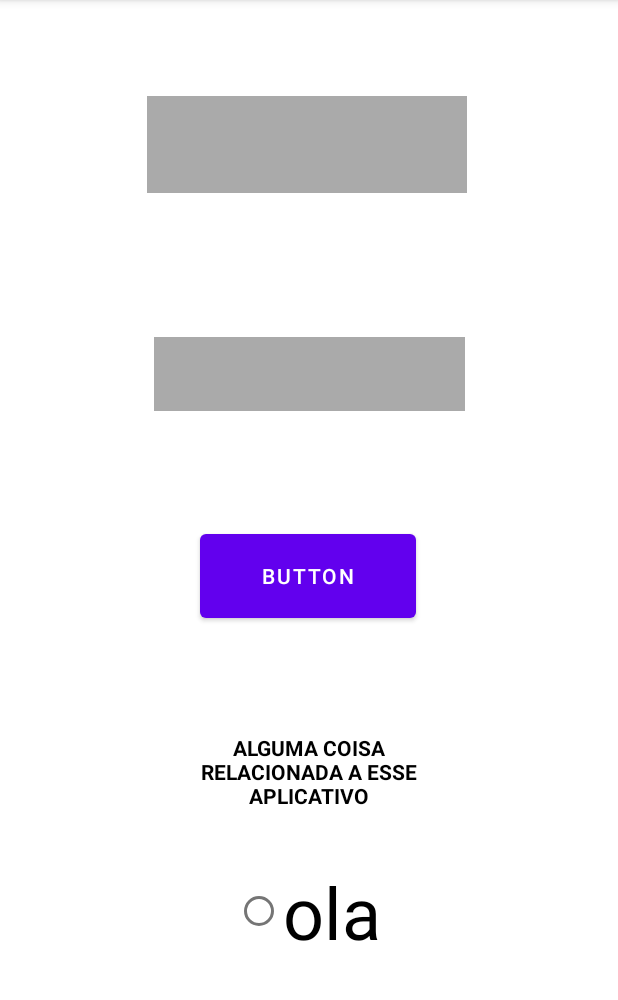
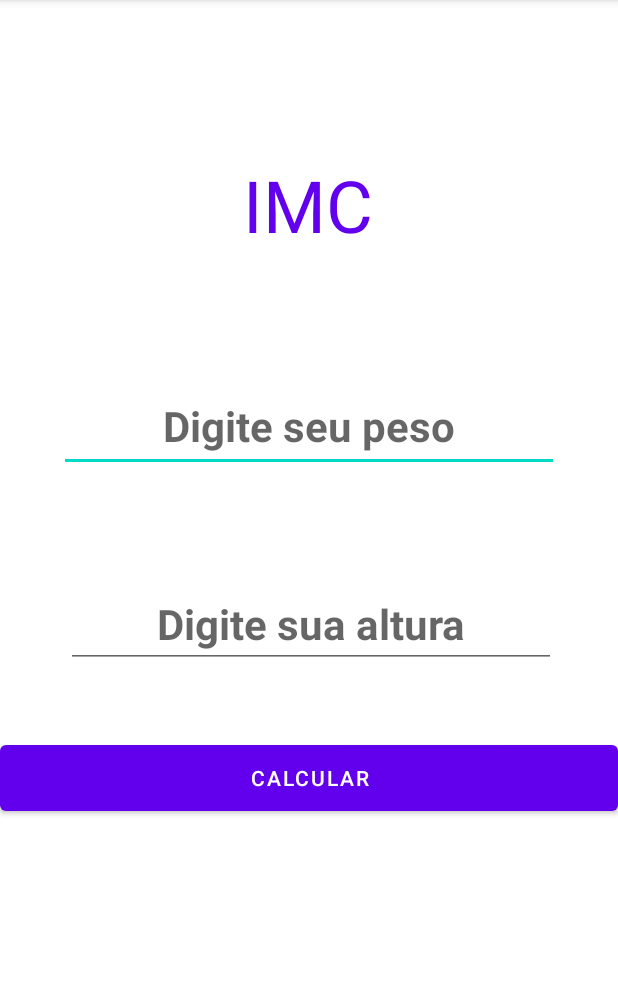
Before and after one commit to tumusx/BMI, an Android app: the screen it shows after launch (MainActivity), on a phone screen of 412 x 824 dp, the part 84-1084 px from its top. Run offline under Robolectric (Android 15) with nearby library versions, the phone set to English and light mode, and no system bars.

Commit message:
Finalize app - IMC

```diff
--- a/app/src/main/java/com/aplicacao/MainActivity.kt
+++ b/app/src/main/java/com/aplicacao/MainActivity.kt
@@ -6,45 +6,32 @@ import android.icu.number.IntegerWidth
 import androidx.appcompat.app.AppCompatActivity
 import android.os.Bundle
 import android.util.Log
+import android.widget.Button
+import android.widget.EditText
+import android.widget.TextView
 import kotlin.math.log
 
 class MainActivity : AppCompatActivity() {
     override fun onCreate(savedInstanceState: Bundle?) {
         super.onCreate(savedInstanceState)
         setContentView(R.layout.activity_main)
-        Log.w("lifecycle","Estou criando a tela")
-    }
+    val n1 = findViewById(R.id.peso) as EditText
+    val n2 = findViewById(R.id.altura) as EditText
+    val total = findViewById(R.id.resultado)as TextView
+    val cal1 = findViewById(R.id.calcuBot) as Button
 
-    override fun onStart() {
-        super.onStart()
-        Log.w("Lifecycle", "tela esta visivel")
-    }
+     cal1.setOnClickListener {
+         val val1 = n1.text.toString().toFloat()
+         val val2 = n2.text.toString().toFloat()
 
-    override fun onResume() {
-        super.onResume()
-        Log.w("Lifecycle", "Interagir com a tela")
-    }
 
-    override fun onPause() {
-        super.onPause()
-        Log.w("Lifecycle", "Agora voce nao pode Interagir")
-    }
+         val resultado = val1/(val2*val2).toFloat()
+         total.setText(resultado.toString())
 
-    override fun onStop() {
-        super.onStop()
-        Log.w("Lifecycle", "Agora voce parou a aplicacao e a tela nao está mais visivel")
+
+     }
 
     }
 
-    override fun onDestroy() {
-        super.onDestroy()
-        Log.w("Lifecycle", "Sua tela foi destruída")
-    }
 
-    override fun onRestart() {
-        super.onRestart()
-        Log.w("Lifecycle", "Sua tela foi restardada com sucesso")
-    }
-
-
-    }
+}
--- a/app/src/main/java/com/aplicacao/ResultActivity.kt
+++ b/app/src/main/java/com/aplicacao/ResultActivity.kt
@@ -7,5 +7,6 @@ class ResultActivity : AppCompatActivity() {
     override fun onCreate(savedInstanceState: Bundle?) {
         super.onCreate(savedInstanceState)
         setContentView(R.layout.activity_result)
+
     }
 }
--- a/app/src/main/res/layout/activity_main.xml
+++ b/app/src/main/res/layout/activity_main.xml
@@ -7,69 +7,77 @@
     tools:context=".MainActivity">
 
     <TextView
-        android:id="@+id/textView"
-        android:layout_width="185dp"
-        android:layout_height="97dp"
-        android:layout_marginTop="192dp"
+        android:id="@+id/imc"
+        android:layout_width="122dp"
+        android:layout_height="89dp"
+        android:layout_marginTop="92dp"
         android:gravity="center"
-        android:text="\nAlguma coisa relacionada a esse aplicativo\n"
-        android:textAllCaps="true"
-        android:textColor="@color/black"
-        android:textStyle="bold"
-        app:layout_constraintEnd_toEndOf="parent"
-        app:layout_constraintHorizontal_bias="0.497"
-        app:layout_constraintStart_toStartOf="parent"
-        app:layout_constraintTop_toBottomOf="@+id/editTextTextPersonName2" />
-
-    <RadioButton
-        android:layout_width="wrap_content"
-        android:layout_height="wrap_content"
-        android:text="ola"
+        android:text="IMC"
+        android:textColor="@color/purple_500"
+        android:textSize="48sp"
         app:layout_constraintEnd_toEndOf="parent"
         app:layout_constraintHorizontal_bias="0.498"
         app:layout_constraintStart_toStartOf="parent"
-        app:layout_constraintTop_toBottomOf="@+id/textView"
-        style="@style/tittle_purple" />
+        app:layout_constraintTop_toTopOf="parent" />
 
     <EditText
-        android:id="@+id/edi1"
+        android:id="@+id/peso"
+        android:layout_width="333dp"
+        android:layout_height="61dp"
+        android:layout_marginTop="72dp"
+        android:ems="10"
+        android:gravity="center|center_horizontal"
+        android:inputType="numberDecimal"
+        android:hint="Digite seu peso"
+        android:textColor="@color/black"
+        android:textSize="28sp"
+        android:textStyle="bold"
+        app:layout_constraintEnd_toEndOf="parent"
+        app:layout_constraintStart_toStartOf="parent"
+        app:layout_constraintTop_toBottomOf="@+id/imc" />
+
+    <EditText
+        android:id="@+id/altura"
         android:layout_width="wrap_content"
         android:layout_height="wrap_content"
+        android:layout_marginTop="72dp"
+        android:ems="10"
+        android:gravity="center|center_horizontal"
+        android:hint="Digite sua altura"
+        android:inputType="numberDecimal"
+        android:textColor="@color/black"
+        android:textSize="28sp"
+        android:textStyle="bold"
+        app:layout_constraintBottom_toTopOf="@+id/calcuBot"
+        app:layout_constraintEnd_toEndOf="parent"
+        app:layout_constraintHorizontal_bias="0.512"
+        app:layout_constraintStart_toStartOf="parent"
+        app:layout_constraintTop_toBottomOf="@+id/peso"
+        app:layout_constraintVertical_bias="0.0" />
+
+    <Button
+        android:id="@+id/calcuBot"
+        android:layout_width="match_parent"
+        android:layout_height="56dp"
+        android:layout_marginTop="176dp"
+        android:text="Calcular"
+        app:layout_constraintEnd_toEndOf="parent"
+        app:layout_constraintHorizontal_bias="0.0"
+        app:layout_constraintStart_toStartOf="parent"
+        app:layout_constraintTop_toBottomOf="@+id/peso" />
+
+    <TextView
+        android:id="@+id/resultado"
+        android:layout_width="143dp"
+        android:layout_height="54dp"
         android:layout_marginTop="64dp"
-        android:background="@android:color/darker_gray"
-        android:ems="10"
         android:gravity="center"
-        android:inputType="textPersonName"
-        android:minHeight="48dp"
-        android:padding="20dp"
-        app:layout_constraintEnd_toEndOf="parent"
-        app:layout_constraintHorizontal_bias="0.492"
-        app:layout_constraintStart_toStartOf="parent"
-        app:layout_constraintTop_toTopOf="parent"
-        tools:ignore="SpeakableTextPresentCheck" />
-
-    <EditText
-        android:id="@+id/editTextTextPersonName2"
-        android:layout_width="207dp"
-        android:layout_height="49dp"
-        android:layout_marginTop="96dp"
-        android:background="@android:color/darker_gray"
-        android:ems="10"
-        android:gravity="center"
-        android:inputType="textPersonName"
+        android:textSize="28sp"
+        android:textStyle="italic"
+        android:textColor="@color/black"
         app:layout_constraintEnd_toEndOf="parent"
         app:layout_constraintStart_toStartOf="parent"
-        app:layout_constraintTop_toBottomOf="@+id/edi1" />
+        app:layout_constraintTop_toBottomOf="@+id/calcuBot" />
 
-    <Button
-        android:id="@+id/button2"
-        android:layout_width="144dp"
-        android:layout_height="68dp"
-        android:layout_marginTop="76dp"
-        android:text="Button"
-        app:layout_constraintEnd_toEndOf="parent"
-        app:layout_constraintHorizontal_bias="0.498"
-        app:layout_constraintStart_toStartOf="parent"
-        app:layout_constraintTop_toBottomOf="@+id/editTextTextPersonName2" />
 
 </androidx.constraintlayout.widget.ConstraintLayout>
```
